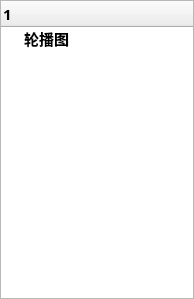
First picture: the form in maincontent/controltreewidget.ui, repository YYC572652645/QCoolPage, before the edit.
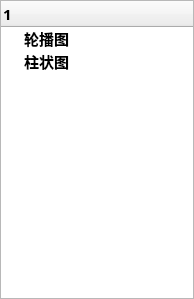
Second picture: the form after the edit.

```diff
--- a/maincontent/controltreewidget.ui
+++ b/maincontent/controltreewidget.ui
@@ -49,6 +49,11 @@
        <string>轮播图</string>
       </property>
      </item>
+     <item>
+      <property name="text">
+       <string>柱状图</string>
+      </property>
+     </item>
     </widget>
    </item>
   </layout>
```
